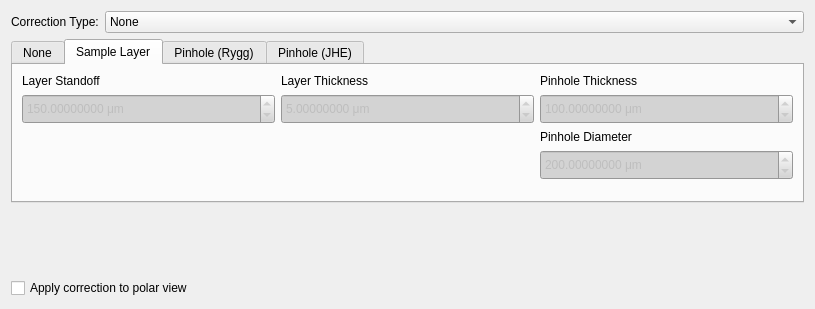
Old version of the form hexrdgui/resources/ui/pinhole_correction_editor.ui in the repository HEXRD/hexrdgui.
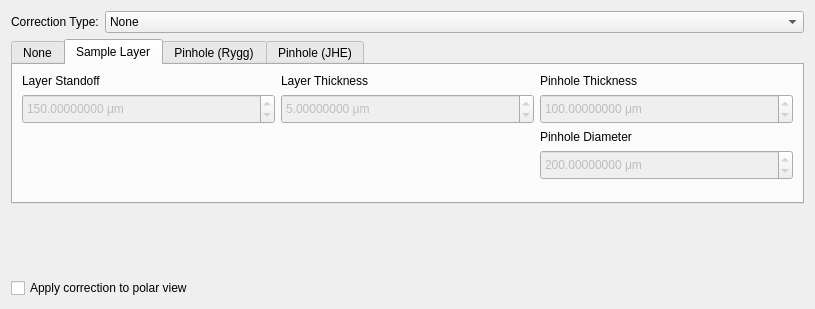
New version of the form. The open tabs and pages were chosen to show the change. Custom widgets are drawn as their Qt base class.

What changed in the file:
```diff
--- a/hexrdgui/resources/ui/pinhole_correction_editor.ui
+++ b/hexrdgui/resources/ui/pinhole_correction_editor.ui
@@ -19,10 +19,6 @@
   <property name="windowTitle">
    <string>Pinhole Correction Editor</string>
   </property>
-  <property name="styleSheet">
-   <string notr="true">QDoubleSpinBox:disabled {background-color: LightGray;}
-</string>
-  </property>
   <layout class="QGridLayout" name="gridLayout">
    <item row="3" column="0" colspan="2">
     <spacer name="verticalSpacer">
@@ -76,10 +72,6 @@
            <height>30</height>
           </size>
          </property>
-         <property name="styleSheet">
-          <string notr="true">QDoubleSpinBox:disabled {background-color: LightGray;}
-          </string>
-         </property>
          <property name="keyboardTracking">
           <bool>false</bool>
          </property>
@@ -114,10 +106,6 @@
            <height>30</height>
           </size>
          </property>
-         <property name="styleSheet">
-          <string notr="true">QDoubleSpinBox:disabled {background-color: LightGray;}
-          </string>
-         </property>
          <property name="keyboardTracking">
           <bool>false</bool>
          </property>
@@ -152,10 +140,6 @@
            <height>30</height>
           </size>
          </property>
-         <property name="styleSheet">
-          <string notr="true">QDoubleSpinBox:disabled {background-color: LightGray;}
-          </string>
-         </property>
          <property name="keyboardTracking">
           <bool>false</bool>
          </property>
@@ -211,10 +195,6 @@
            <height>30</height>
           </size>
          </property>
-         <property name="styleSheet">
-          <string notr="true">QDoubleSpinBox:disabled {background-color: LightGray;}
-          </string>
-         </property>
          <property name="keyboardTracking">
           <bool>false</bool>
          </property>
```
Left out of the diff: 16 changed lines with no effect on the pictures.
